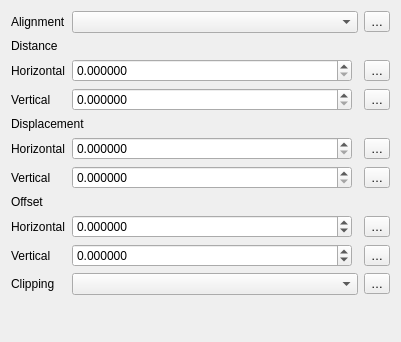
Qt form src/ui/symbollayer/widget_pointpatternfill.ui (carsmie/QGIS) before a commit.
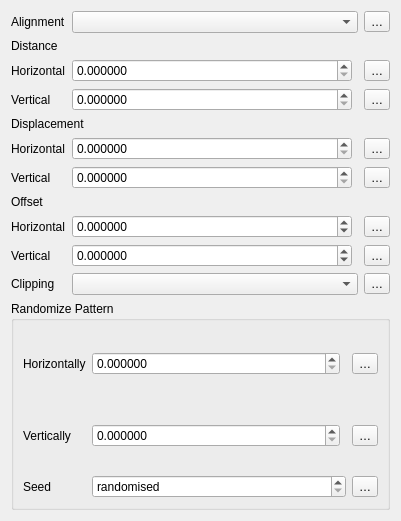
The same form after that commit. Custom widgets are drawn as their Qt base class.

Commit message:
[feature][symbology] Add random point offset for point pattern fills
This optional setting allows each point to be randomly shifted up
to the specified maximum distance in the x/y directions. Maximum
offset can be set in mm, points, map units, etc OR "percentage"
(which is percentage of the pattern width/height)

An optional random number seed can be set to avoid patterns
jumping around between map refreshes.

Data defined overrides are also supported.

Sponsored by North Road, thanks to SLYR

```diff
--- a/src/ui/symbollayer/widget_pointpatternfill.ui
+++ b/src/ui/symbollayer/widget_pointpatternfill.ui
@@ -7,7 +7,7 @@
     <x>0</x>
     <y>0</y>
     <width>401</width>
-    <height>342</height>
+    <height>521</height>
    </rect>
   </property>
   <property name="windowTitle">
@@ -406,6 +406,163 @@
      </property>
     </widget>
    </item>
+   <item row="11" column="0" colspan="3">
+    <widget class="QgsCollapsibleGroupBoxBasic" name="mRandomGroupBox">
+     <property name="title">
+      <string>Randomize Pattern</string>
+     </property>
+     <layout class="QGridLayout" name="gridLayout_2">
+      <item row="2" column="0" rowspan="2">
+       <widget class="QLabel" name="mVerticalOffsetLabel_2">
+        <property name="text">
+         <string>Vertically</string>
+        </property>
+       </widget>
+      </item>
+      <item row="2" column="3" rowspan="2">
+       <widget class="QgsPropertyOverrideButton" name="mRandomYDDBtn">
+        <property name="text">
+         <string>…</string>
+        </property>
+       </widget>
+      </item>
+      <item row="2" column="1" rowspan="2" colspan="2">
+       <layout class="QHBoxLayout" name="horizontalLayout_8">
+        <item>
+         <widget class="QgsDoubleSpinBox" name="mRandomYSpinBox">
+          <property name="sizePolicy">
+           <sizepolicy hsizetype="Minimum" vsizetype="Fixed">
+            <horstretch>1</horstretch>
+            <verstretch>0</verstretch>
+           </sizepolicy>
+          </property>
+          <property name="decimals">
+           <number>6</number>
+          </property>
+          <property name="minimum">
+           <double>0.000000000000000</double>
+          </property>
+          <property name="maximum">
+           <double>99999999.989999994635582</double>
+          </property>
+          <property name="singleStep">
+           <double>0.200000000000000</double>
+          </property>
+          <property name="clearValue" stdset="0">
+           <double>0.000000000000000</double>
+          </property>
+          <property name="showClearButton" stdset="0">
+           <bool>true</bool>
+          </property>
+         </widget>
+        </item>
+        <item>
+         <widget class="QgsUnitSelectionWidget" name="mRandomYOffsetUnitWidget" native="true">
+          <property name="minimumSize">
+           <size>
+            <width>0</width>
+            <height>0</height>
+           </size>
+          </property>
+          <property name="focusPolicy">
+           <enum>Qt::StrongFocus</enum>
+          </property>
+         </widget>
+        </item>
+       </layout>
+      </item>
+      <item row="0" column="3" rowspan="2">
+       <widget class="QgsPropertyOverrideButton" name="mRandomXDDBtn">
+        <property name="text">
+         <string>…</string>
+        </property>
+       </widget>
+      </item>
+      <item row="0" column="1" rowspan="2" colspan="2">
+       <layout class="QHBoxLayout" name="horizontalLayout_9">
+        <item>
+         <widget class="QgsDoubleSpinBox" name="mRandomXSpinBox">
+          <property name="sizePolicy">
+           <sizepolicy hsizetype="Minimum" vsizetype="Fixed">
+            <horstretch>1</horstretch>
+            <verstretch>0</verstretch>
+           </sizepolicy>
+          </property>
+          <property name="decimals">
+           <number>6</number>
+          </property>
+          <property name="minimum">
+           <double>0.000000000000000</double>
+          </property>
+          <property name="maximum">
+           <double>99999999.989999994635582</double>
+          </property>
+          <property name="singleStep">
+           <double>0.200000000000000</double>
+          </property>
+          <property name="clearValue" stdset="0">
+           <double>0.000000000000000</double>
+          </property>
+          <property name="showClearButton" stdset="0">
+           <bool>true</bool>
+          </property>
+         </widget>
+        </item>
+        <item>
+         <widget class="QgsUnitSelectionWidget" name="mRandomXOffsetUnitWidget" native="true">
+          <property name="minimumSize">
+           <size>
+            <width>0</width>
+            <height>0</height>
+           </size>
+          </property>
+          <property name="focusPolicy">
+           <enum>Qt::StrongFocus</enum>
+          </property>
+         </widget>
+        </item>
+       </layout>
+      </item>
+      <item row="0" column="0" rowspan="2">
+       <widget class="QLabel" name="mHorizontalOffsetLabel_2">
+        <property name="text">
+         <string>Horizontally</string>
+        </property>
+       </widget>
+      </item>
+      <item row="4" column="0">
+       <widget class="QLabel" name="label">
+        <property name="text">
+         <string>Seed</string>
+        </property>
+       </widget>
+      </item>
+      <item row="4" column="3">
+       <widget class="QgsPropertyOverrideButton" name="mSeedDdbtn">
+        <property name="text">
+         <string>…</string>
+        </property>
+       </widget>
+      </item>
+      <item row="4" column="1" colspan="2">
+       <widget class="QgsSpinBox" name="mSeedSpinBox">
+        <property name="sizePolicy">
+         <sizepolicy hsizetype="Minimum" vsizetype="Fixed">
+          <horstretch>1</horstretch>
+          <verstretch>0</verstretch>
+         </sizepolicy>
+        </property>
+        <property name="specialValueText">
+         <string>randomised</string>
+        </property>
+        <property name="maximum">
+         <number>999999999</number>
+        </property>
+       </widget>
+      </item>
+     </layout>
+    </widget>
+   </item>
   </layout>
  </widget>
  <customwidgets>
@@ -425,6 +582,17 @@
    <header>qgsunitselectionwidget.h</header>
    <container>1</container>
   </customwidget>
+  <customwidget>
+   <class>QgsCollapsibleGroupBoxBasic</class>
+   <extends>QGroupBox</extends>
+   <header>qgscollapsiblegroupbox.h</header>
+   <container>1</container>
+  </customwidget>
+  <customwidget>
+   <class>QgsSpinBox</class>
+   <extends>QSpinBox</extends>
+   <header>qgsspinbox.h</header>
+  </customwidget>
  </customwidgets>
  <tabstops>
   <tabstop>mCoordinateReferenceComboBox</tabstop>
```
Left out of the diff: 10 changed lines with no effect on the pictures. The commit also changes 11 other files.
